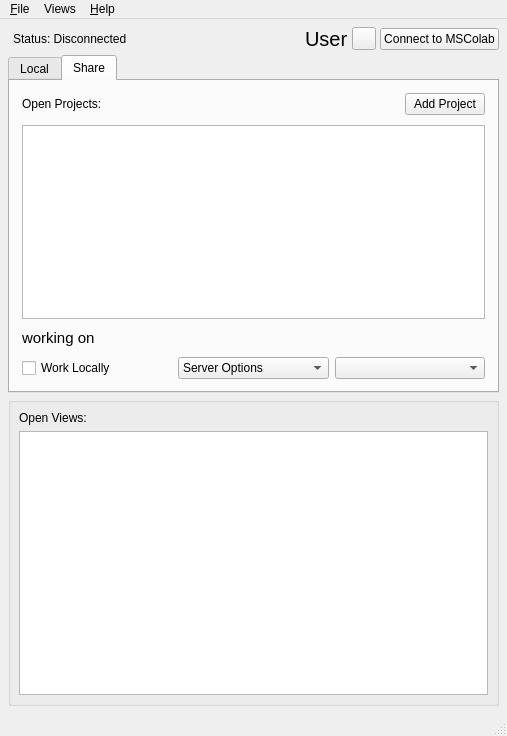
The window that mslib/msui/ui/ui_mainwindow.ui (Open-MSS/MSS) describes before a commit, drawn with Qt 5.
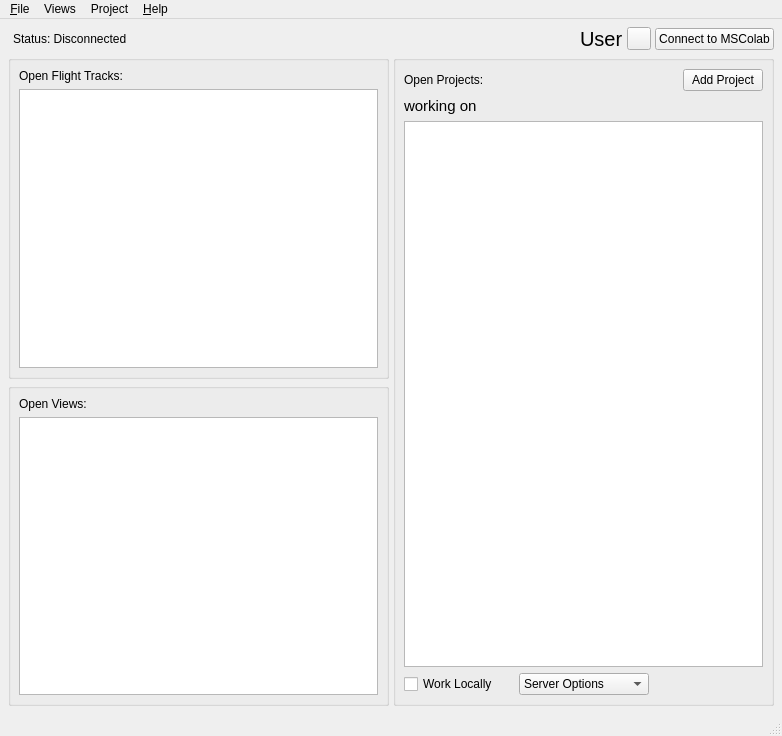
The same window after the commit. The open tabs and pages were chosen to show the change.

Commit message: moved from tabs to parallel layout of lists

```diff
--- a/mslib/msui/ui/ui_mainwindow.ui
+++ b/mslib/msui/ui/ui_mainwindow.ui
@@ -6,7 +6,7 @@
    <rect>
     <x>0</x>
     <y>0</y>
-    <width>507</width>
+    <width>782</width>
     <height>736</height>
    </rect>
   </property>
@@ -20,10 +20,25 @@
    <string>Mission Support System</string>
   </property>
   <widget class="QWidget" name="centralwidget">
-   <layout class="QVBoxLayout" name="verticalLayout">
+   <layout class="QGridLayout" name="gridLayout" rowstretch="0,0,0" columnstretch="1,1">
+    <property name="leftMargin">
+     <number>8</number>
+    </property>
+    <property name="topMargin">
+     <number>8</number>
+    </property>
+    <property name="rightMargin">
+     <number>8</number>
+    </property>
+    <property name="bottomMargin">
+     <number>8</number>
+    </property>
     <property name="spacing">
      <number>4</number>
     </property>
+    <item row="2" column="0">
+     <widget class="QGroupBox" name="openViewsGb">
+      <layout class="QVBoxLayout" name="openViewsVL">
     <property name="leftMargin">
      <number>8</number>
     </property>
@@ -37,6 +52,19 @@
      <number>8</number>
     </property>
     <item>
+        <widget class="QLabel" name="openViewsLabel">
+         <property name="text">
+          <string>Open Views:</string>
+         </property>
+        </widget>
+       </item>
+       <item>
+        <widget class="QListWidget" name="listViews"/>
+       </item>
+      </layout>
+     </widget>
+    </item>
+    <item row="0" column="0" colspan="2">
      <layout class="QHBoxLayout" name="userOptionsHL" stretch="1,0,0,0">
       <property name="leftMargin">
        <number>5</number>
@@ -88,85 +116,35 @@
       </item>
      </layout>
     </item>
-    <item>
-     <widget class="QTabWidget" name="tabWidget">
-      <property name="styleSheet">
-       <string notr="true">::tab-bar { alignment: left; } ::pane {}</string>
+    <item row="1" column="1" rowspan="2">
+     <widget class="QGroupBox" name="groupBox">
+      <property name="title">
+       <string/>
       </property>
-      <property name="currentIndex">
-       <number>0</number>
-      </property>
-      <widget class="QWidget" name="localTab">
-       <attribute name="title">
-        <string>Local</string>
-       </attribute>
-       <layout class="QGridLayout" name="gridLayout_4" rowstretch="0,0">
+      <layout class="QGridLayout" name="gridLayout_3">
         <property name="leftMargin">
-         <number>12</number>
+        <number>8</number>
         </property>
         <property name="topMargin">
-         <number>12</number>
+        <number>8</number>
         </property>
         <property name="rightMargin">
-         <number>12</number>
+        <number>8</number>
         </property>
         <property name="bottomMargin">
-         <number>12</number>
-        </property>
-        <property name="horizontalSpacing">
-         <number>-1</number>
-        </property>
-        <property name="verticalSpacing">
-         <number>10</number>
-        </property>
-        <item row="1" column="0" colspan="2">
-         <widget class="QListWidget" name="listFlightTracks"/>
-        </item>
-        <item row="0" column="0">
-         <widget class="QLabel" name="openFlightTracksLabel">
+        <number>8</number>
+       </property>
+       <item row="0" column="2" alignment="Qt::AlignRight">
+        <widget class="QPushButton" name="addProjectBtn">
           <property name="text">
-           <string>Open Flight Tracks:</string>
+          <string>Add Project</string>
           </property>
          </widget>
         </item>
-       </layout>
-      </widget>
-      <widget class="QWidget" name="shareTab">
-       <attribute name="title">
-        <string>Share</string>
-       </attribute>
-       <layout class="QGridLayout" name="gridLayout_2" rowstretch="0,0,0,0">
-        <property name="leftMargin">
-         <number>12</number>
-        </property>
-        <property name="topMargin">
-         <number>12</number>
-        </property>
-        <property name="rightMargin">
-         <number>12</number>
-        </property>
-        <property name="bottomMargin">
-         <number>12</number>
-        </property>
-        <property name="verticalSpacing">
-         <number>10</number>
-        </property>
         <item row="2" column="0" colspan="3">
-         <widget class="QLabel" name="workingStatusLabel">
-          <property name="font">
-           <font>
-            <pointsize>11</pointsize>
-           </font>
-          </property>
-          <property name="text">
-           <string>working on</string>
-          </property>
-          <property name="wordWrap">
-           <bool>true</bool>
-          </property>
-         </widget>
-        </item>
-        <item row="3" column="1">
+        <widget class="QListWidget" name="listProjectsMSC"/>
+       </item>
+       <item row="4" column="1">
          <widget class="QComboBox" name="serverOptionsCb">
           <item>
            <property name="text">
@@ -185,19 +163,13 @@
           </item>
          </widget>
         </item>
-        <item row="3" column="0">
+       <item row="4" column="0">
          <widget class="QCheckBox" name="workLocallyCheckbox">
           <property name="text">
            <string>Work Locally</string>
           </property>
          </widget>
         </item>
-        <item row="1" column="0" colspan="3">
-         <widget class="QListWidget" name="listProjectsMSC"/>
-        </item>
-        <item row="3" column="2">
-         <widget class="QComboBox" name="projectOptionsCb"/>
-        </item>
         <item row="0" column="0">
          <widget class="QLabel" name="openProjectsMSCLabel">
           <property name="text">
@@ -205,20 +177,33 @@
           </property>
          </widget>
         </item>
-        <item row="0" column="2" alignment="Qt::AlignRight">
-         <widget class="QPushButton" name="addProjectBtn">
+       <item row="1" column="0" colspan="3">
+        <widget class="QLabel" name="workingStatusLabel">
+         <property name="font">
+          <font>
+           <pointsize>11</pointsize>
+          </font>
+         </property>
           <property name="text">
-           <string>Add Project</string>
+          <string>working on</string>
+         </property>
+         <property name="wordWrap">
+          <bool>true</bool>
           </property>
          </widget>
         </item>
        </layout>
       </widget>
-     </widget>
     </item>
-    <item>
-     <widget class="QGroupBox" name="openViewsGb">
-      <layout class="QVBoxLayout" name="openViewsVL">
+    <item row="1" column="0">
+     <widget class="QGroupBox" name="groupBox_2">
+      <property name="title">
+       <string/>
+      </property>
+      <layout class="QVBoxLayout" name="verticalLayout">
+       <property name="spacing">
+        <number>-1</number>
+       </property>
        <property name="leftMargin">
         <number>8</number>
        </property>
@@ -232,14 +217,14 @@
         <number>8</number>
        </property>
        <item>
-        <widget class="QLabel" name="openViewsLabel">
+        <widget class="QLabel" name="openFlightTracksLabel">
          <property name="text">
-          <string>Open Views:</string>
+          <string>Open Flight Tracks:</string>
          </property>
         </widget>
        </item>
        <item>
-        <widget class="QListWidget" name="listViews"/>
+        <widget class="QListWidget" name="listFlightTracks"/>
        </item>
       </layout>
      </widget>
@@ -251,7 +236,7 @@
     <rect>
      <x>0</x>
      <y>0</y>
-     <width>507</width>
+     <width>782</width>
      <height>22</height>
     </rect>
    </property>
@@ -307,8 +292,20 @@
     <addaction name="actionTableView"/>
     <addaction name="actionLinearView"/>
    </widget>
+   <widget class="QMenu" name="menuProject">
+    <property name="title">
+     <string>Project</string>
+    </property>
+    <addaction name="actionChat"/>
+    <addaction name="actionVersionHistory"/>
+    <addaction name="actionManageUsers"/>
+    <addaction name="actionShareProject"/>
+    <addaction name="separator"/>
+    <addaction name="actionDeleteProject"/>
+   </widget>
    <addaction name="menuFile"/>
    <addaction name="menuViews"/>
+   <addaction name="menuProject"/>
    <addaction name="menuHelp"/>
   </widget>
   <widget class="QStatusBar" name="statusBar"/>
```
Left out of the diff: 32 changed lines with no effect on the pictures. Lines whose indentation alone changed are shown as unchanged. The commit also changes 3 other files.
